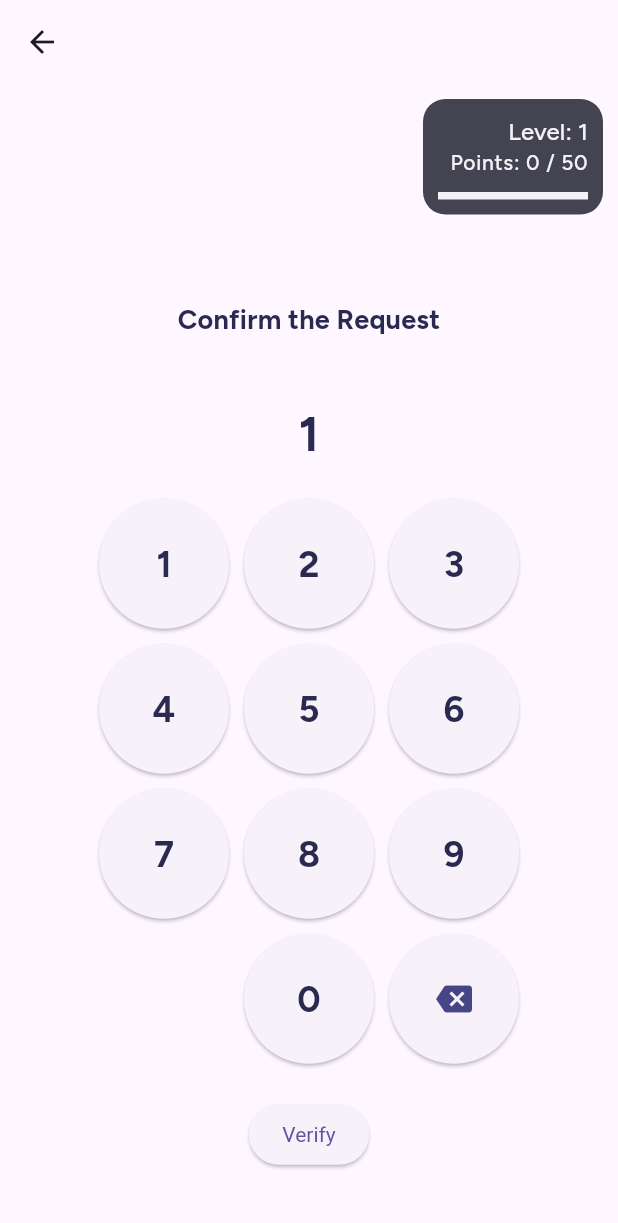
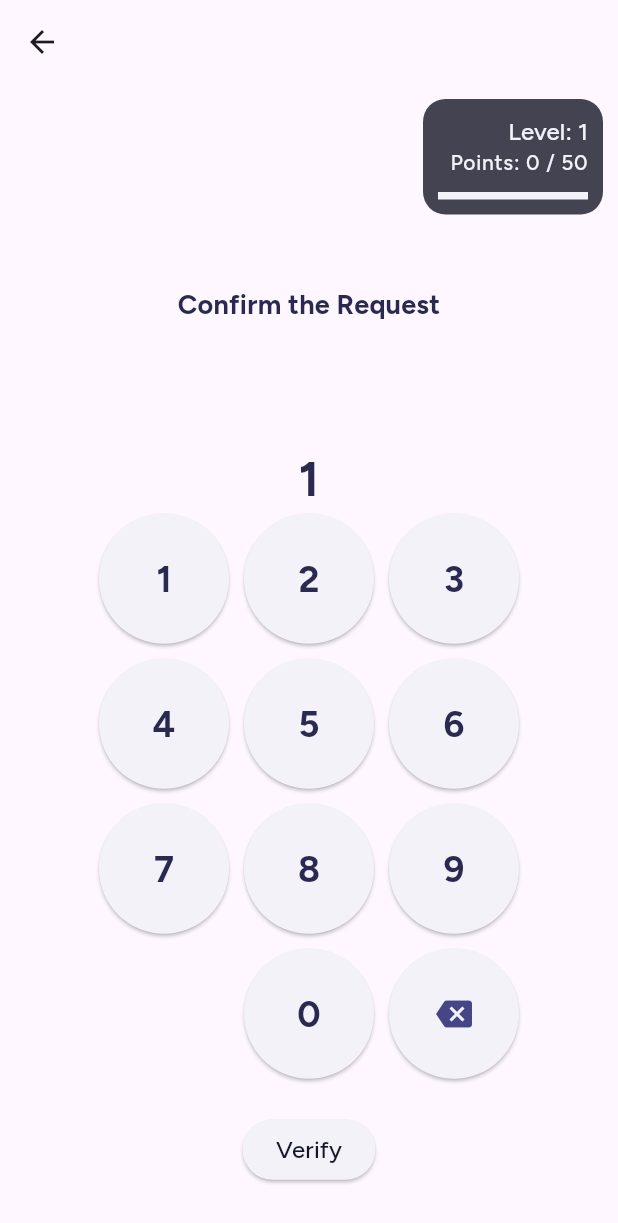
Before and after one commit to Jesya-o/gamified-mfa, a Flutter app: the VerificationScreen screen opened directly, after a tap on an icon or button, on a phone screen of 412 x 824 dp. Shown: the top 1223 px of the screen. Run offline on Flutter 3.47's test engine with Material 3 defaults, Android fonts, the phone set to English and light mode, and no system bars; our stand-ins replace firebase_core, firebase_messaging, google_fonts, qr_flutter, shared_preferences; accounts and stored records are empty.

Commit message:
verification up to the level

```diff
--- a/lib/config/code.dart
+++ b/lib/config/code.dart
@@ -2,7 +2,7 @@
 const int codeMaxLength = 12;
 
 const String secretCode = '1234';
-const String verificationCodeInManualRequest = '0';
+const String verificationCodeInManualRequest = '123456';
 
 const String verificationCodeRequestParam = 'verificationCode';
 const String requestDetailRequestParam = 'requestDetail';
--- a/lib/config/points.dart
+++ b/lib/config/points.dart
@@ -3,3 +3,6 @@ const int codePoints = 5;
 const int levelUpPoints = 50;
 
 const int colorfulInputAvailabilityLevel = 3;
+
+const int masterLevel = 50;
+const int beginnerLevel = 5;
--- a/lib/config/theme_data.dart
+++ b/lib/config/theme_data.dart
@@ -38,10 +38,10 @@ final ThemeData lightTheme = ThemeData(
     ),
   ),
   textTheme: TextTheme(
-    titleLarge: TextStyle(
-        fontSize: 24, fontWeight: FontWeight.bold, color: lightBlue),
-    titleMedium: TextStyle(
-        fontSize: 18, fontWeight: FontWeight.bold, color: lightBlue),
+    titleLarge:
+        TextStyle(fontSize: 24, fontWeight: FontWeight.bold, color: lightBlue),
+    titleMedium:
+        TextStyle(fontSize: 18, fontWeight: FontWeight.bold, color: lightBlue),
     bodyLarge: TextStyle(fontSize: 18, color: lightBlue),
     bodyMedium: TextStyle(fontSize: 16, color: lightBlue),
     bodySmall: TextStyle(color: veryDarkBlue),
@@ -60,7 +60,9 @@ final ThemeData lightTheme = ThemeData(
   ),
   elevatedButtonTheme: ElevatedButtonThemeData(
     style: ElevatedButton.styleFrom(
-        textStyle: TextStyle(color: snow)),
+      foregroundColor: darkestBlue,
+      backgroundColor: snow,
+    ),
   ),
   floatingActionButtonTheme: FloatingActionButtonThemeData(
     backgroundColor: darkestBlue,
@@ -103,10 +105,10 @@ final ThemeData darkTheme = ThemeData(
     backgroundColor: pennRed,
   ),
   textTheme: TextTheme(
-    titleLarge: TextStyle(
-        fontSize: 24, fontWeight: FontWeight.bold, color: snow),
-    titleMedium: TextStyle(
-        fontSize: 18, fontWeight: FontWeight.bold, color: maize),
+    titleLarge:
+        TextStyle(fontSize: 24, fontWeight: FontWeight.bold, color: snow),
+    titleMedium:
+        TextStyle(fontSize: 18, fontWeight: FontWeight.bold, color: maize),
     bodyLarge: TextStyle(fontSize: 18, color: maize),
     bodyMedium: TextStyle(fontSize: 16, color: maize),
     bodySmall: TextStyle(color: veryDarkBlue),
@@ -126,8 +128,8 @@ final ThemeData darkTheme = ThemeData(
   elevatedButtonTheme: ElevatedButtonThemeData(
     style: ElevatedButton.styleFrom(
       foregroundColor: maize,
-        backgroundColor: oxfordBlue,
-        // textStyle: TextStyle(color: pennRed)
+      backgroundColor: oxfordBlue,
+      // textStyle: TextStyle(color: pennRed)
     ),
   ),
   floatingActionButtonTheme: FloatingActionButtonThemeData(
--- a/lib/screens/code_input_screen.dart
+++ b/lib/screens/code_input_screen.dart
@@ -8,7 +8,7 @@ import 'package:shared_preferences/shared_preferences.dart';
 import '../elements/badge_animation.dart';
 import '../elements/color_keypad.dart';
 import '../elements/fade_badge.dart';
-import '../elements/gamification_manager.dart';
+import '../util/gamification_manager.dart';
 import '../elements/numeric_keypad.dart';
 import '../elements/points_display.dart';
 import '../elements/shake_animation.dart';
--- a/lib/screens/home_screen.dart
+++ b/lib/screens/home_screen.dart
@@ -6,7 +6,7 @@ import 'package:mfa_gamification/config/config.dart';
 import 'package:mfa_gamification/screens/settings_screen.dart';
 import 'package:shared_preferences/shared_preferences.dart';
 
-import '../elements/gamification_manager.dart';
+import '../util/gamification_manager.dart';
 import '../elements/points_display.dart';
 import 'add_service.dart';
 import 'verification_screen.dart';
--- a/lib/screens/settings_screen.dart
+++ b/lib/screens/settings_screen.dart
@@ -5,7 +5,7 @@ import 'package:provider/provider.dart';
 import 'package:shared_preferences/shared_preferences.dart';
 
 import '../config/theme_data.dart';
-import '../elements/gamification_manager.dart';
+import '../util/gamification_manager.dart';
 import '../main.dart';
 
 const String gamificationEnabledFlag = 'isGamificationEnabled';
--- a/lib/screens/verification_screen.dart
+++ b/lib/screens/verification_screen.dart
@@ -1,11 +1,14 @@
+import 'dart:math';
+
 import 'package:flutter/material.dart';
+import 'package:google_fonts/google_fonts.dart';
 import 'package:mfa_gamification/config/code.dart';
 import 'package:mfa_gamification/config/points.dart';
 import 'package:mfa_gamification/config/config.dart';
 import 'package:mfa_gamification/screens/settings_screen.dart';
 import 'package:shared_preferences/shared_preferences.dart';
 import '../elements/badge_animation.dart';
-import '../elements/gamification_manager.dart';
+import '../util/gamification_manager.dart';
 import '../elements/numeric_keypad.dart';
 import '../elements/points_display.dart';
 import '../elements/shake_animation.dart';
@@ -29,11 +32,20 @@ class _VerificationScreenState extends State<VerificationScreen> {
   String _inputCode = '';
   bool _isGamificationEnabled = true;
   bool _shouldShake = false;
+  int _userLevel = 0;
 
   @override
   void initState() {
     super.initState();
+    _fetchUserLevel();
     _loadSettings();
+  }
+
+  Future<void> _fetchUserLevel() async {
+    final level = await GamificationManager.getLevel();
+    setState(() {
+      _userLevel = level;
+    });
   }
 
   Future<void> _loadSettings() async {
@@ -105,6 +117,92 @@ class _VerificationScreenState extends State<VerificationScreen> {
     }
   }
 
+  String generateRandomSixDigitCode() {
+    final random = Random();
+    final code = random.nextInt(900000) + 100000; // Ensures a 6-digit number
+    return code.toString();
+  }
+
+  Widget _buildVerificationWidget() {
+    if (_userLevel <= beginnerLevel) {
+      return Column(
+        children: [
+          ShakeAnimation(
+            shouldShake: _shouldShake,
+            child: Text(
+              _inputCode,
+              style: TextStyle(
+                fontSize: inputScreenCodeTextSize,
+                fontWeight: FontWeight.bold,
+                letterSpacing: inputScreenCodeLetterSpacing,
+              ),
+            ),
+          ),
+          SizedBox(
+            width: keypadWidth,
+            height: keypadHeight,
+            child: NumericKeypad(
+              onNumberTap: _onNumberTap,
+              onBackspaceTap: _onBackspaceTap,
+            ),
+          ),
+          SizedBox(height: defaultSpaceBtwElements),
+          ElevatedButton(
+            onPressed: _inputCode.isNotEmpty ? _verifyCode : null,
+            child: Text('Verify'),
+          ),
+        ],
+      );
+    } else if (_userLevel <= masterLevel) {
+      final options = List<String>.from([
+        widget.verificationCode,
+        generateRandomSixDigitCode(),
+        generateRandomSixDigitCode(),
+        generateRandomSixDigitCode(),
+      ]..shuffle());
+
+      return Column(
+        children: options
+            .map((option) => Padding(
+                  padding: const EdgeInsets.symmetric(vertical: 8.0),
+                  child: SizedBox(
+                    width: 300,
+                    height: 60,
+                    child: ElevatedButton(
+                      onPressed: () {
+                        setState(() {
+                          _inputCode = option;
+                        });
+                        _verifyCode();
+                      },
+                      style: ElevatedButton.styleFrom(
+                        textStyle: TextStyle(
+                          fontSize: 16,
+                          fontFamily: GoogleFonts.figtree().fontFamily,
+                          fontWeight: FontWeight.bold,
+                        ),
+                        foregroundColor: darkestBlue,
+                        backgroundColor: snow,
+                      ),
+                      child: Text(option),
+                    ),
+                  ),
+                ))
+            .toList(),
+      );
+    } else {
+      return ElevatedButton(
+        onPressed: () {
+          setState(() {
+            _inputCode = verificationCodeInManualRequest;
+          });
+          _verifyCode();
+        },
+        child: Text('Verify'),
+      );
+    }
+  }
+
   @override
   Widget build(BuildContext context) {
     return Scaffold(
@@ -124,31 +222,16 @@ class _VerificationScreenState extends State<VerificationScreen> {
                       textAlign: TextAlign.center,
                     ),
                     SizedBox(height: inputScreenTitleMB),
-                    ShakeAnimation(
-                      shouldShake: _shouldShake,
-                      child: Text(
-                        _inputCode,
+                    if (_userLevel > masterLevel)
+                      Text(
+                        'Code: ${widget.verificationCode}',
                         style: TextStyle(
-                          fontSize: inputScreenCodeTextSize,
-                          fontWeight: FontWeight.bold,
-                          letterSpacing: inputScreenCodeLetterSpacing,
-                        ),
+                            fontSize: 16, fontWeight: FontWeight.bold),
                       ),
-                    ),
+                      SizedBox(height: defaultSpaceBtwElements),
+
                     SizedBox(height: inputScreenCodeMB),
-                    SizedBox(
-                      width: keypadWidth,
-                      height: keypadHeight,
-                      child: NumericKeypad(
-                        onNumberTap: _onNumberTap,
-                        onBackspaceTap: _onBackspaceTap,
-                      ),
-                    ),
-                    SizedBox(height: defaultSpaceBtwElements),
-                    ElevatedButton(
-                      onPressed: _inputCode.isNotEmpty ? _verifyCode : null,
-                      child: Text('Verify'),
-                    ),
+                    _buildVerificationWidget(),
                   ],
                 ),
               ),
```
Also changed, not shown: lib/util/gamification_manager.dart (renamed from lib/elements/gamification_manager.dart).
